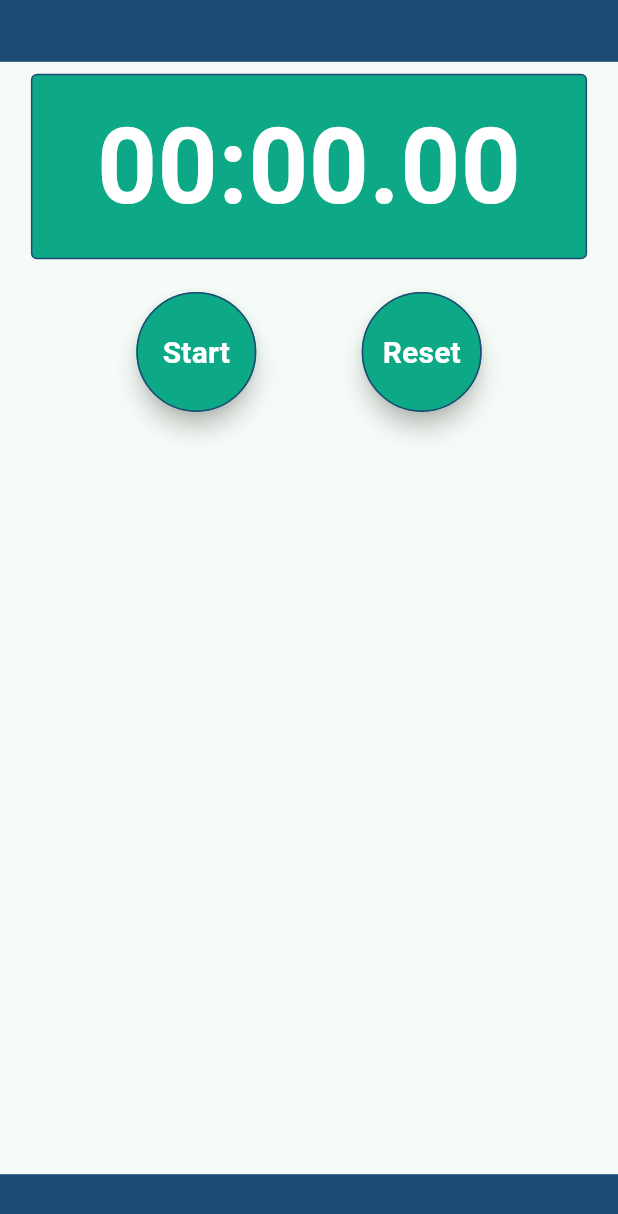
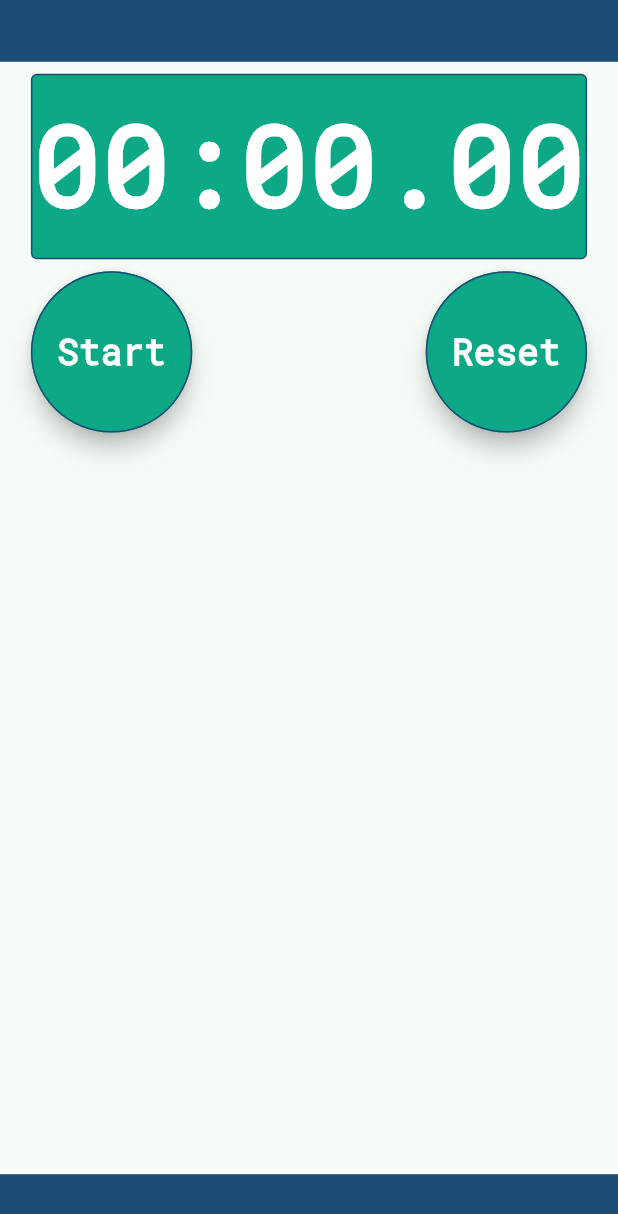
Before and after one commit to MatthewPeden/stopwatch, a Flutter app: the screen it shows after launch, on a phone screen of 412 x 824 dp. Shown: the top 1214 px of the screen. Run offline on Flutter 3.47's test engine with Material 3 defaults, Android fonts, the phone set to English and light mode, and no system bars; our stand-ins replace flutter_riverpod; missing offline and left inert: mockito.

Commit message:
Actual final UI updates; switched font to RobotoMono; fixed iOS integration test bug

```diff
--- a/lib/main.dart
+++ b/lib/main.dart
@@ -18,6 +18,7 @@ class StopwatchApp extends StatelessWidget {
     return MaterialApp(
       title: 'Stopwatch',
       theme: ThemeData(
+        fontFamily: 'RobotoMono',
         colorScheme: ColorScheme.fromSeed(seedColor: const Color.fromRGBO(22, 184, 146, 1.0)),
       ),
       home: const StopwatchPage(),
--- a/lib/pages/stopwatch.dart
+++ b/lib/pages/stopwatch.dart
@@ -22,6 +22,11 @@ class StopwatchPage extends ConsumerWidget {
       borderRadius: BorderRadius.circular(4.0),
     );
 
+    BorderSide borderSide = const BorderSide(
+      color: secondaryColor,
+      width: 1.0,
+    );
+
     final stopwatchState = ref.watch(stopwatchProvider);
 
     return Scaffold(
@@ -36,37 +41,54 @@ class StopwatchPage extends ConsumerWidget {
       body: Center(
         child: Container(
           width: maxWidth,
-            padding: const EdgeInsets.only(top: 8.0, bottom: 8.0),
+          padding: const EdgeInsets.symmetric(vertical: 8.0),
           child: Column(
             children: <Widget>[
               Container(
                 height: timerAndButtonsHeight,
                 width: maxWidth,
                 decoration: generalBoxDecoration,
+                child: FittedBox(
+                  fit: BoxFit.contain,
                   child: Center(
                     child: Text(
                       stopwatchState.time,
                       style: const TextStyle(
-                        fontSize: 70.0,
                         fontWeight: FontWeight.bold,
                         color: Colors.white,
                       ),
                     ),
                   ),
                 ),
-                SizedBox(
+              ),
+              Container(
                 height: timerAndButtonsHeight,
                 width: maxWidth,
+                padding: const EdgeInsets.only(top: 8.0, bottom: 8.0),
                 child: Row(
-                    mainAxisAlignment: MainAxisAlignment.spaceEvenly,
+                  mainAxisAlignment: MainAxisAlignment.spaceBetween,
                   children: <Widget>[
-                      _buildActionButton(
+                    Align(
+                      alignment: Alignment.centerLeft,
+                      child: AspectRatio(
+                        aspectRatio: 1,
+                        child: _buildActionButton(
                           label: stopwatchState.isRunning ? 'Stop' : 'Start',
+                          borderSide: borderSide,
                           action: () => stopwatchState.isRunning ? ref.read(stopwatchProvider.notifier).stop() : ref.read(stopwatchProvider.notifier).start(),
                         ),
-                      _buildActionButton(
+                      ),
+                    ),
+                    Align(
+                      alignment: Alignment.centerRight,
+                      child: AspectRatio(
+                        aspectRatio: 1,
+                        child: _buildActionButton(
                           label: stopwatchState.isRunning ? 'Lap' : 'Reset',
+                           borderSide: borderSide,
                           action: () => stopwatchState.isRunning ? ref.read(stopwatchProvider.notifier).addLap() : ref.read(stopwatchProvider.notifier).reset(),
+                        ),
+                      ),
                     ),
                   ],
                 ),
@@ -76,16 +98,18 @@ class StopwatchPage extends ConsumerWidget {
                   child: Column(
                     children: [
                       Container(
+                        height: mediaHeight * 0.06,
+                        width: maxWidth,
                         decoration: generalBoxDecoration,
+                        child: FittedBox(
+                          alignment: Alignment.centerLeft,
+                          fit: BoxFit.contain,
                           child: Padding(
                             padding: const EdgeInsets.all(8.0),
-                            child: Align(
-                              alignment: Alignment.centerLeft,
                             child: Text(
                               'Total Laps: ${stopwatchState.laps.length}',
                               style: const TextStyle(
                                 color: Colors.white,
-                                  fontSize: 16.0,
                                 fontWeight: FontWeight.bold,
                               ),
                             ),
@@ -103,11 +127,6 @@ class StopwatchPage extends ConsumerWidget {
                               List<String> keys = stopwatchState.laps.keys.toList().reversed.toList();
                               String key = keys[index];
                               String? value = stopwatchState.laps[key];
-
-                                BorderSide borderSide = const BorderSide(
-                                  color: secondaryColor,
-                                  width: 1.0,
-                                );
 
                               return Container(
                                 decoration: BoxDecoration(
@@ -139,24 +158,23 @@ class StopwatchPage extends ConsumerWidget {
     );
   }
 
-  Widget _buildActionButton({required String label, required VoidCallback action}) {
-    return SizedBox(
-      height: 80.0,
-      width: 80.0,
-      child: FittedBox(
-        child: FloatingActionButton(
+  Widget _buildActionButton({required String label, required BorderSide borderSide, required VoidCallback action}) {
+    return FloatingActionButton(
       backgroundColor: primaryColor,
       onPressed: action,
       shape: RoundedRectangleBorder(
-              side: const BorderSide(
-                  width: 0.75,
-                  color: secondaryColor,
+        side: borderSide,
+        borderRadius: BorderRadius.circular(100.0),
       ),
-              borderRadius: BorderRadius.circular(100.0)),
+      child: FittedBox(
+        fit: BoxFit.contain,
+        child: Padding(
+          padding: const EdgeInsets.all(8.0),
           child: Text(
             label,
             style: const TextStyle(
               color: Colors.white,
+              fontSize: 24.0,
               fontWeight: FontWeight.bold,
             ),
           ),
@@ -166,11 +184,14 @@ class StopwatchPage extends ConsumerWidget {
   }
 
   Widget _buildListTileText({required String text}) {
-    return Text(
+    return FittedBox(
+      fit: BoxFit.contain,
+      child: Text(
         text,
         style: const TextStyle(
+          fontSize: 14.0,
           color: Colors.white,
-        fontSize: 14.0,
+        ),
       ),
     );
   }
--- a/pubspec.yaml
+++ b/pubspec.yaml
@@ -74,6 +74,11 @@ flutter:
   # For details regarding adding assets from package dependencies, see
   # https://flutter.dev/assets-and-images/#from-packages
 
+  fonts:
+    - family: RobotoMono
+      fonts:
+        - asset: assets/fonts/RobotoMono-Regular.ttf
+
   # To add custom fonts to your application, add a fonts section here,
   # in this "flutter" section. Each entry in this list should have a
   # "family" key with the font family name, and a "fonts" key with a
```
Also changed, not shown: assets/fonts/RobotoMono-Regular.ttf (added), 1 other file. Lines whose indentation alone changed are shown as unchanged.
